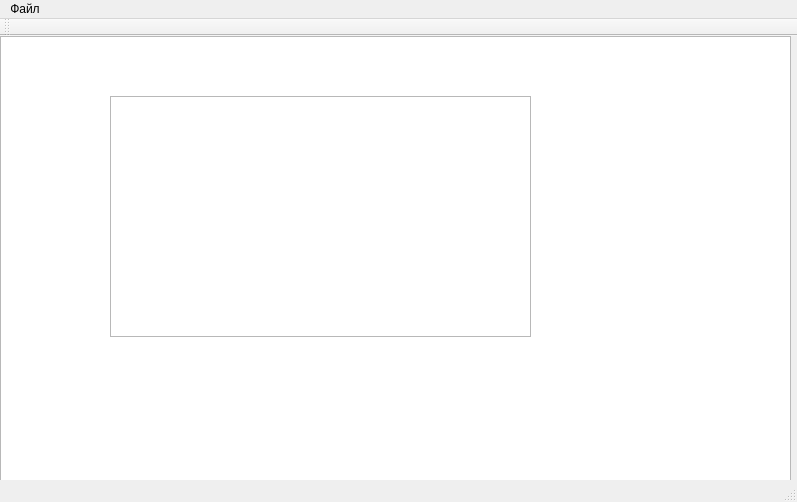
Old version of the form mainwindow.ui in the repository KAPATE/Retranslator.
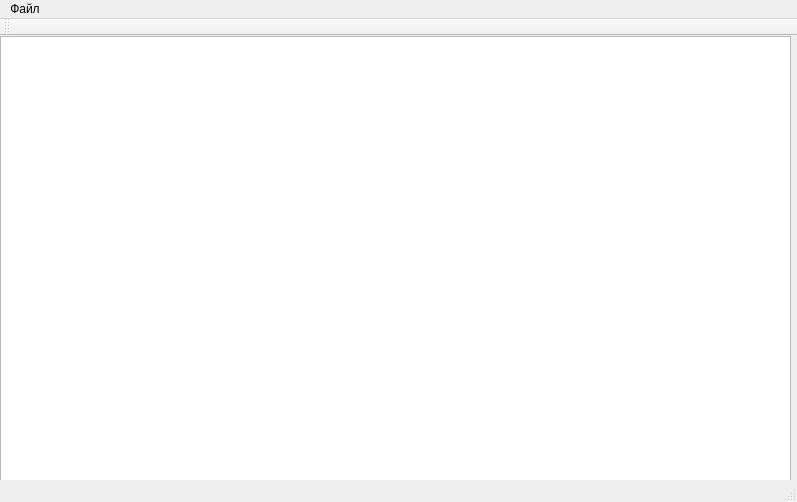
New version of the form.

Diff of the .ui file:
```diff
--- a/mainwindow.ui
+++ b/mainwindow.ui
@@ -24,16 +24,6 @@
      </rect>
     </property>
    </widget>
-   <widget class="QTableView" name="tableView">
-    <property name="geometry">
-     <rect>
-      <x>110</x>
-      <y>60</y>
-      <width>421</width>
-      <height>241</height>
-     </rect>
-    </property>
-   </widget>
   </widget>
   <widget class="QMenuBar" name="menuBar">
    <property name="geometry">
```
